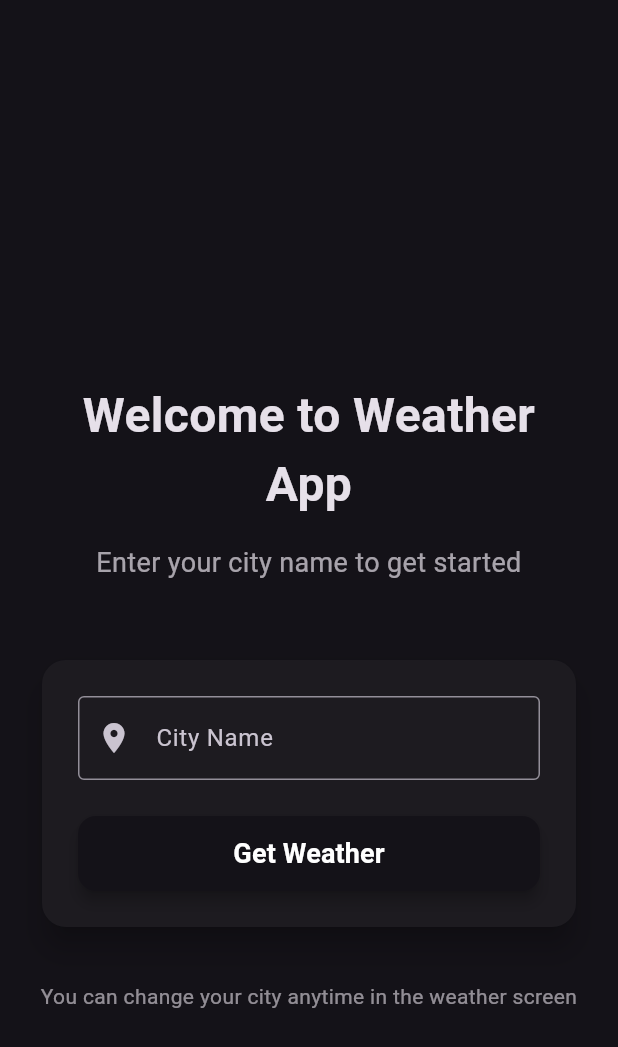
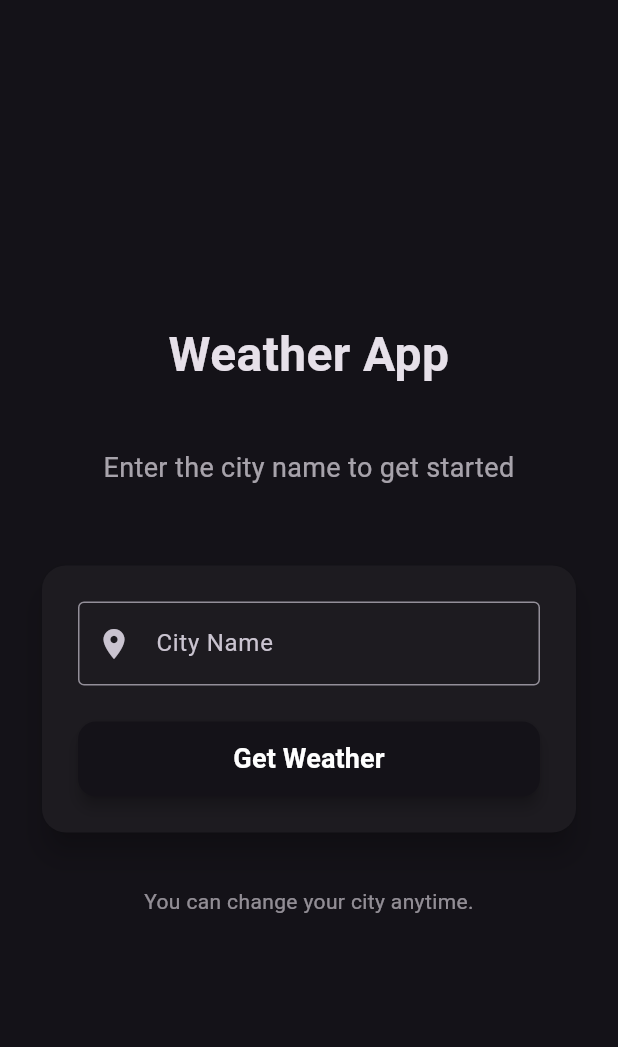
Before and after one commit to kunal7236/Weather-App, a Flutter app: the screen it shows after launch, on a phone screen of 412 x 824 dp. Shown: the top 1047 px of the screen. Run offline on Flutter 3.47's test engine with Material 3 defaults, Android fonts, the phone set to English and light mode, and no system bars; our stand-ins replace shared_preferences.

Commit message:
ui change
Made minor changes for better look

```diff
--- a/lib/city_selection_screen.dart
+++ b/lib/city_selection_screen.dart
@@ -85,14 +85,9 @@ class _CitySelectionScreenState extends State<CitySelectionScreen> {
               child: Column(
                 mainAxisAlignment: MainAxisAlignment.center,
                 children: [
-                  Icon(
-                    Icons.location_city,
-                    size: 80,
-                    color: Theme.of(context).primaryColor,
-                  ),
-                  const SizedBox(height: 24),
+                  //const SizedBox(height: 15),
                   Text(
-                    'Welcome to Weather App',
+                    'Weather App',
                     style: TextStyle(
                       fontSize: 32,
                       fontWeight: FontWeight.bold,
@@ -100,9 +95,9 @@ class _CitySelectionScreenState extends State<CitySelectionScreen> {
                     ),
                     textAlign: TextAlign.center,
                   ),
-                  const SizedBox(height: 16),
+                  const SizedBox(height: 40),
                   Text(
-                    'Enter your city name to get started',
+                    'Enter the city name to get started',
                     style: TextStyle(
                       fontSize: 18,
                       color: Theme.of(context)
@@ -127,7 +122,7 @@ class _CitySelectionScreenState extends State<CitySelectionScreen> {
                             controller: _cityController,
                             decoration: InputDecoration(
                               labelText: 'City Name',
-                              hintText: 'e.g., London, New York',
+                              hintText: 'New Delhi',
                               prefixIcon: const Icon(Icons.location_on),
                               border: const OutlineInputBorder(),
                               focusedBorder: OutlineInputBorder(
@@ -179,7 +174,7 @@ class _CitySelectionScreenState extends State<CitySelectionScreen> {
                   ),
                   const SizedBox(height: 32),
                   Text(
-                    'You can change your city anytime in the weather screen',
+                    'You can change your city anytime.',
                     style: TextStyle(
                       fontSize: 14,
                       color: Theme.of(context)
--- a/lib/splash_screen.dart
+++ b/lib/splash_screen.dart
@@ -67,12 +67,6 @@ class _SplashScreenState extends State<SplashScreen> {
               fit: BoxFit.contain,
             ),
             const SizedBox(height: 32),
-            // Icon(
-            //   Icons.wb_sunny,
-            //   size: 80,
-            //   color: Theme.of(context).primaryColor,
-            // ),
-            // const SizedBox(height: 24),
             Text(
               'Weather App',
               style: TextStyle(
```
